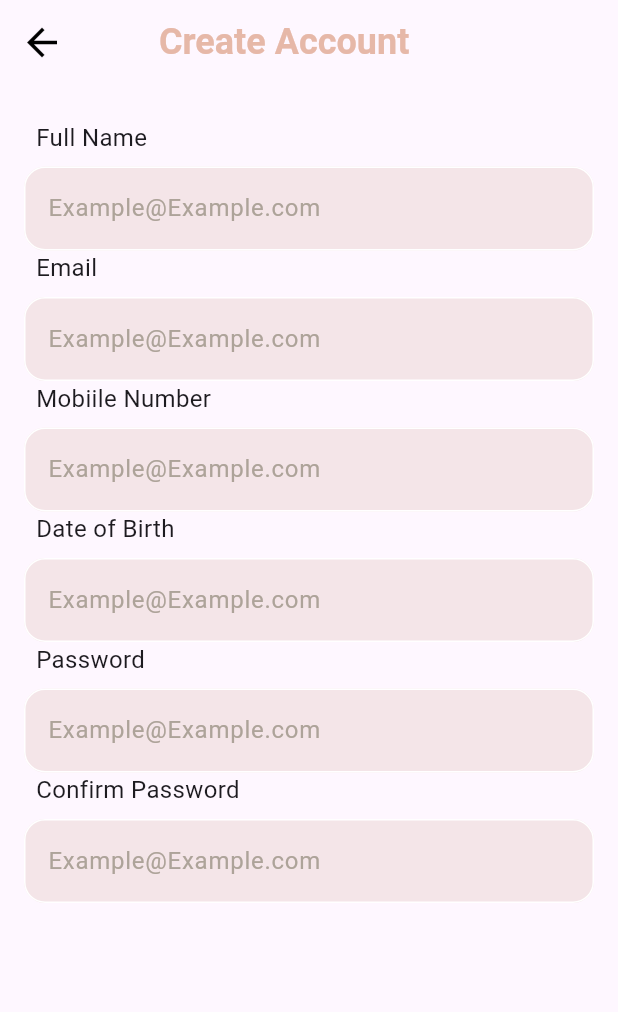
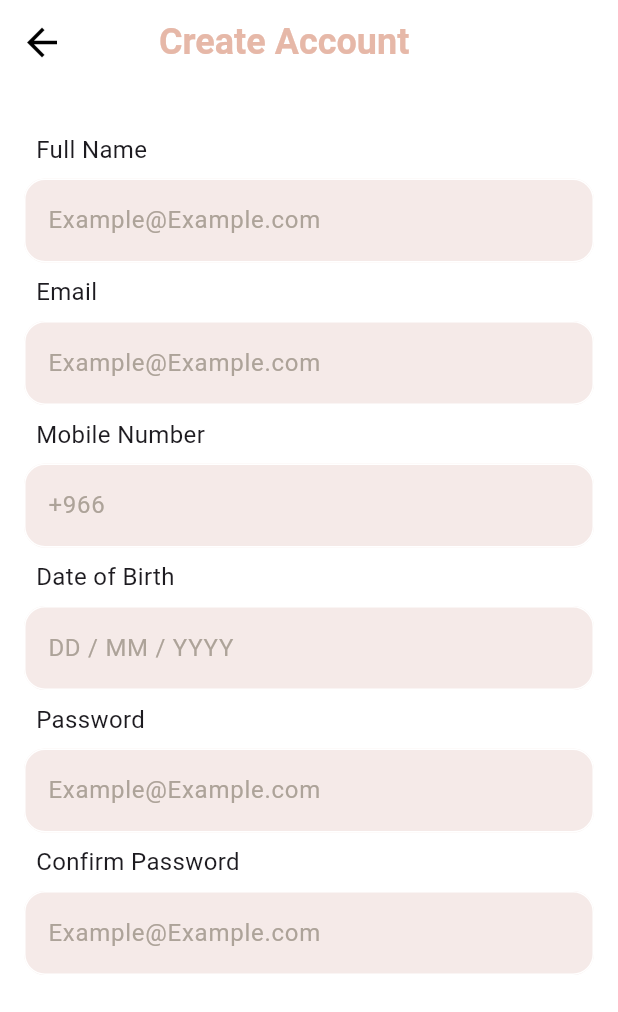
Before and after one commit to MohamedAliShosha/Auth_Flow, a Flutter app: the screen it shows after launch, on a phone screen of 412 x 824 dp. Shown: the top 1012 px of the screen. Run offline on Flutter 3.47's test engine with Material 3 defaults, Android fonts, the phone set to English and light mode, and no system bars.

Commit message:
refactor: update sign-up view layout and enhance text field usage

```diff
--- a/lib/widgets/custom_text_field.dart
+++ b/lib/widgets/custom_text_field.dart
@@ -12,7 +12,7 @@ class CustomTextField extends StatelessWidget {
 
   @override
   Widget build(BuildContext context) {
-    return TextFormField(
+    return TextField(
       cursorColor: Colors.black,
       maxLines: maxLines,
       decoration: InputDecoration(
--- a/lib/widgets/custom_title_item.dart
+++ b/lib/widgets/custom_title_item.dart
@@ -7,7 +7,7 @@ class CustomTitleItem extends StatelessWidget {
   @override
   Widget build(BuildContext context) {
     return Padding(
-      padding: const EdgeInsets.only(left: 8.0, bottom: 8),
+      padding: const EdgeInsets.only(left: 8.0, bottom: 8, top: 8),
       child: Row(
         mainAxisAlignment: MainAxisAlignment.start,
         children: [
--- a/lib/widgets/sign_up_view_body.dart
+++ b/lib/widgets/sign_up_view_body.dart
@@ -8,7 +8,10 @@ class SignUpViewBody extends StatelessWidget {
   @override
   Widget build(BuildContext context) {
     return Scaffold(
+      backgroundColor: Colors.white,
       appBar: AppBar(
+        elevation: 0,
+        backgroundColor: Colors.transparent,
         leading: const Icon(
           Icons.arrow_back,
           color: Colors.black,
@@ -23,9 +26,11 @@ class SignUpViewBody extends StatelessWidget {
               fontWeight: FontWeight.bold),
         ),
       ),
-      body: const Padding(
-        padding: EdgeInsets.symmetric(vertical: 24, horizontal: 16),
-        child: Column(
+      body: Padding(
+        padding: const EdgeInsets.symmetric(vertical: 24, horizontal: 16),
+        child: ListView(
+          children: const [
+            Column(
               mainAxisAlignment: MainAxisAlignment.start,
               children: [
                 CustomTitleItem(title: 'Full Name'),
@@ -36,13 +41,13 @@ class SignUpViewBody extends StatelessWidget {
                 CustomTextField(
                   hintText: 'Example@Example.com',
                 ),
-            CustomTitleItem(title: 'Mobiile Number'),
+                CustomTitleItem(title: 'Mobile Number'),
                 CustomTextField(
-              hintText: 'Example@Example.com',
+                  hintText: '+966',
                 ),
                 CustomTitleItem(title: 'Date of Birth'),
                 CustomTextField(
-              hintText: 'Example@Example.com',
+                  hintText: 'DD / MM / YYYY',
                 ),
                 CustomTitleItem(title: 'Password'),
                 CustomTextField(
@@ -54,6 +59,8 @@ class SignUpViewBody extends StatelessWidget {
                 ),
               ],
             ),
+          ],
+        ),
       ),
     );
   }
```
Lines whose indentation alone changed are shown as unchanged.
